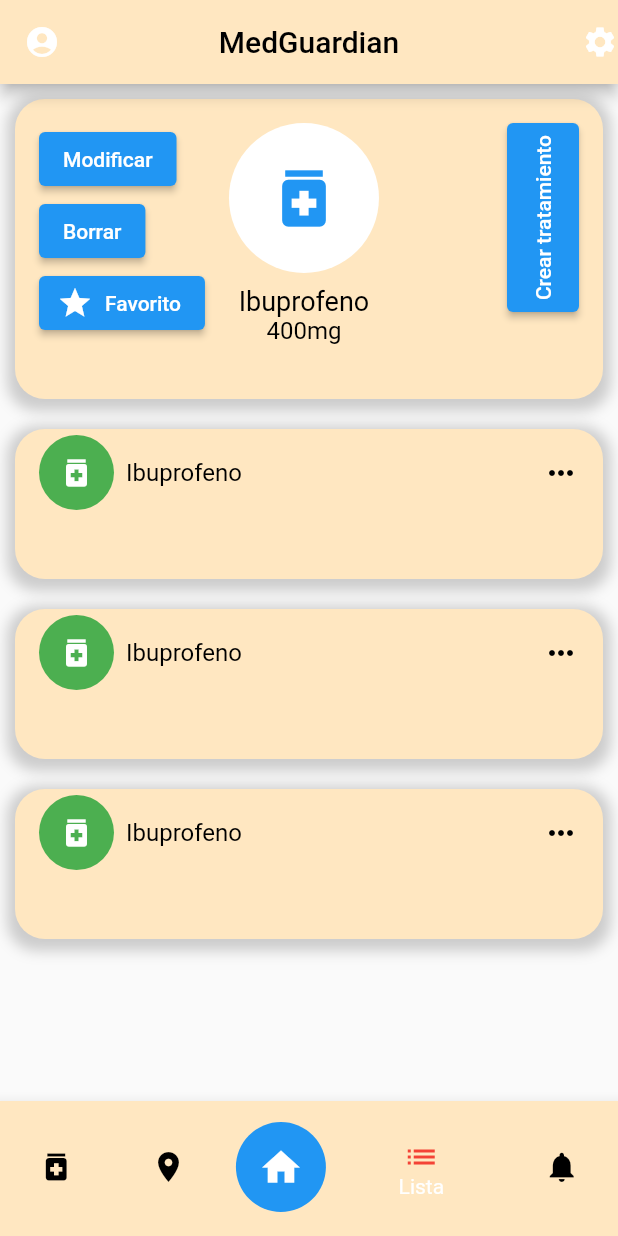
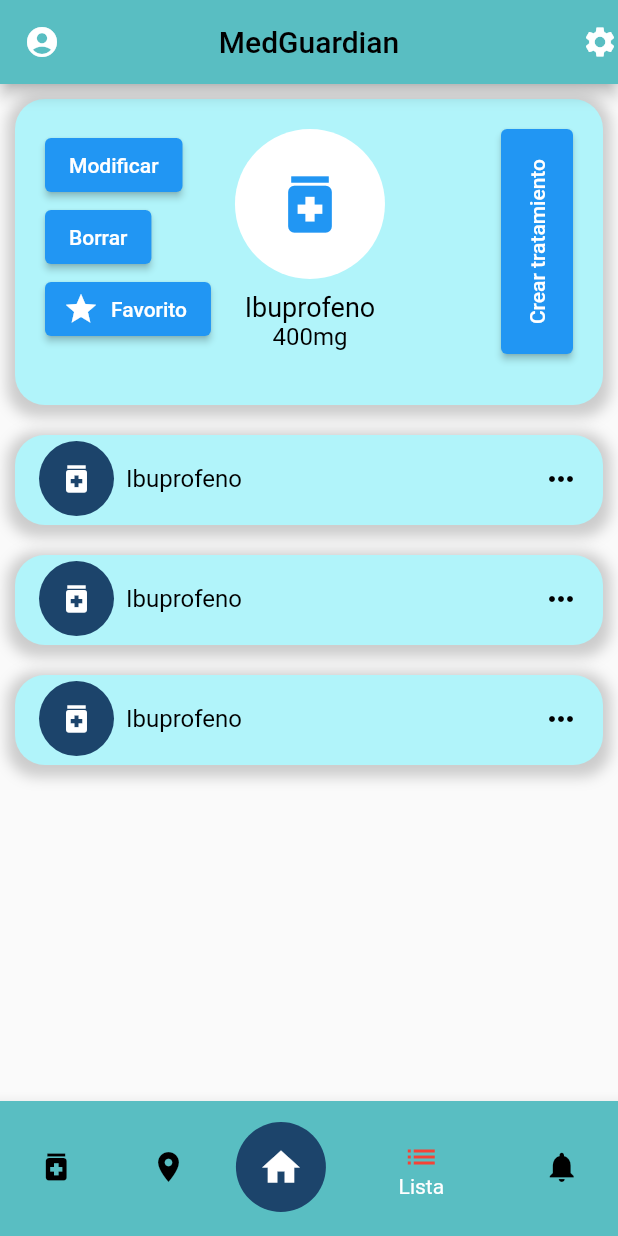
Before and after one commit to MissStormy/MedGuardian, a Flutter app: the screen it shows after launch, on a phone screen of 412 x 824 dp. Run offline on Flutter 3.47's test engine with Material 2 defaults, Android fonts, the phone set to English and light mode, and no system bars.

Commit message:
palette change

```diff
--- a/medguardian/lib/pages/list_page.dart
+++ b/medguardian/lib/pages/list_page.dart
@@ -35,7 +35,7 @@ class _MyListPageState extends State<MyListPage> {
         //# profile buttons                                      #
         //########################################################
         appBar: AppBar(
-          backgroundColor: Color.fromARGB(255, 255, 231, 193),
+          backgroundColor: Color.fromARGB(255, 89, 190, 194),
           //Left side of the appBar
           leading: Icon(Icons.account_circle),
           title: const Text(
@@ -66,9 +66,9 @@ class _MyListPageState extends State<MyListPage> {
           // Container grande
           Container(
             margin: EdgeInsets.all(10),
-            padding: EdgeInsets.all(16.0),
+            padding: EdgeInsets.all(20.0),
             decoration: BoxDecoration(
-                color: Color.fromARGB(255, 255, 231, 193),
+                color: Color.fromARGB(255, 177, 244, 250),
                 borderRadius: BorderRadius.all(Radius.circular(20)),
                 boxShadow: [
                   BoxShadow(
@@ -78,7 +78,7 @@ class _MyListPageState extends State<MyListPage> {
                     offset: Offset(0, 3),
                   )
                 ]),
-            height: 200,
+            height: 204,
             child: Row(children: [
               // Botones a la izquierda
               Column(
@@ -115,7 +115,8 @@ class _MyListPageState extends State<MyListPage> {
                     height: 100.0,
                     decoration: BoxDecoration(
                       shape: BoxShape.circle,
-                      color: Colors.white, // Color del círculo
+                      color: Color.fromARGB(
+                          255, 255, 255, 255), // Color del círculo
                     ),
                     child: Center(
                       child: Icon(
@@ -158,7 +159,7 @@ class _MyListPageState extends State<MyListPage> {
                         },
                         style: ElevatedButton.styleFrom(
                           padding: EdgeInsets.symmetric(
-                              vertical: 16.0, horizontal: 8.0),
+                              vertical: 16.0, horizontal: 20.0),
                         ),
                         child: Text('Crear tratamiento'),
                       ),
@@ -172,7 +173,7 @@ class _MyListPageState extends State<MyListPage> {
           Container(
             margin: EdgeInsets.all(10),
             decoration: BoxDecoration(
-                color: Color.fromARGB(255, 255, 231, 193),
+                color: Color.fromARGB(255, 177, 244, 250),
                 borderRadius: BorderRadius.all(Radius.circular(20)),
                 boxShadow: [
                   BoxShadow(
@@ -191,7 +192,8 @@ class _MyListPageState extends State<MyListPage> {
                     height: 50.0,
                     decoration: BoxDecoration(
                       shape: BoxShape.circle,
-                      color: Colors.green, // Color del círculo
+                      color:
+                          Color.fromARGB(255, 28, 68, 107), // Color del círculo
                     ),
                     child: Center(
                       child: Icon(
@@ -209,14 +211,14 @@ class _MyListPageState extends State<MyListPage> {
               ),
               trailing: Icon(Icons.more_horiz, color: Colors.black),
             ),
-            height: 100,
+            height: 60,
           ),
 
           // Segundo rectángulo pequeño
           Container(
             margin: EdgeInsets.all(10),
             decoration: BoxDecoration(
-                color: Color.fromARGB(255, 255, 231, 193),
+                color: Color.fromARGB(255, 177, 244, 250),
                 borderRadius: BorderRadius.all(Radius.circular(20)),
                 boxShadow: [
                   BoxShadow(
@@ -235,7 +237,8 @@ class _MyListPageState extends State<MyListPage> {
                     height: 50.0,
                     decoration: BoxDecoration(
                       shape: BoxShape.circle,
-                      color: Colors.green, // Color del círculo
+                      color:
+                          Color.fromARGB(255, 28, 68, 107), // Color del círculo
                     ),
                     child: Center(
                       child: Icon(
@@ -253,13 +256,13 @@ class _MyListPageState extends State<MyListPage> {
               ),
               trailing: Icon(Icons.more_horiz, color: Colors.black),
             ),
-            height: 100,
+            height: 60,
           ),
           // Tercer rectángulo pequeño
           Container(
             margin: EdgeInsets.all(10),
             decoration: BoxDecoration(
-                color: Color.fromARGB(255, 255, 231, 193),
+                color: Color.fromARGB(255, 177, 244, 250),
                 borderRadius: BorderRadius.all(Radius.circular(20)),
                 boxShadow: [
                   BoxShadow(
@@ -278,7 +281,8 @@ class _MyListPageState extends State<MyListPage> {
                     height: 50.0,
                     decoration: BoxDecoration(
                       shape: BoxShape.circle,
-                      color: Colors.green, // Color del círculo
+                      color:
+                          Color.fromARGB(255, 28, 68, 107), // Color del círculo
                     ),
                     child: Center(
                       child: Icon(
@@ -296,7 +300,7 @@ class _MyListPageState extends State<MyListPage> {
               ),
               trailing: Icon(Icons.more_horiz, color: Colors.black),
             ),
-            height: 100,
+            height: 60,
           ),
         ]),
 
@@ -319,14 +323,14 @@ class _MyListPageState extends State<MyListPage> {
                     color: Colors.black,
                   ), // Icono para la primera página.
                   label: 'Crear',
-                  backgroundColor: Color.fromARGB(255, 255, 231, 193)
+                  backgroundColor: Color.fromARGB(255, 89, 190, 194)
                   // Etiqueta para la primera página.
                   ),
               BottomNavigationBarItem(
                   icon: Icon(Icons.place,
                       color: Colors.black), // Icono para la segunda página.
                   label: 'Mapa', // Etiqueta para la segunda página.
-                  backgroundColor: Color.fromARGB(255, 255, 231, 193)),
+                  backgroundColor: Color.fromARGB(255, 89, 190, 194)),
               BottomNavigationBarItem(
                 icon: Container(
                   // Contenedor para el botón "Home" sobresaliendo
@@ -334,7 +338,8 @@ class _MyListPageState extends State<MyListPage> {
                   height: 60.0,
                   decoration: BoxDecoration(
                     shape: BoxShape.circle,
-                    color: Colors.blue, // Color del círculo
+                    color:
+                        Color.fromARGB(255, 28, 68, 107), // Color del círculo
                   ),
                   child: Icon(
                     Icons.home,
@@ -348,12 +353,12 @@ class _MyListPageState extends State<MyListPage> {
                   icon: Icon(Icons.list,
                       color: Colors.red), // Icono para la cuarta página.
                   label: 'Lista', // Etiqueta para la cuarta página.
-                  backgroundColor: Color.fromARGB(255, 255, 231, 193)),
+                  backgroundColor: Color.fromARGB(255, 89, 190, 194)),
               BottomNavigationBarItem(
                   icon: Icon(Icons.notifications,
                       color: Colors.black), // Icono para la quinta página.
                   label: 'Avisos', // Etiqueta para la quinta página.
-                  backgroundColor: Color.fromARGB(255, 255, 231, 193)),
+                  backgroundColor: Color.fromARGB(255, 89, 190, 194)),
             ],
             currentIndex:
                 _selectedIndex, // Índice de la página actualmente seleccionada.
```
